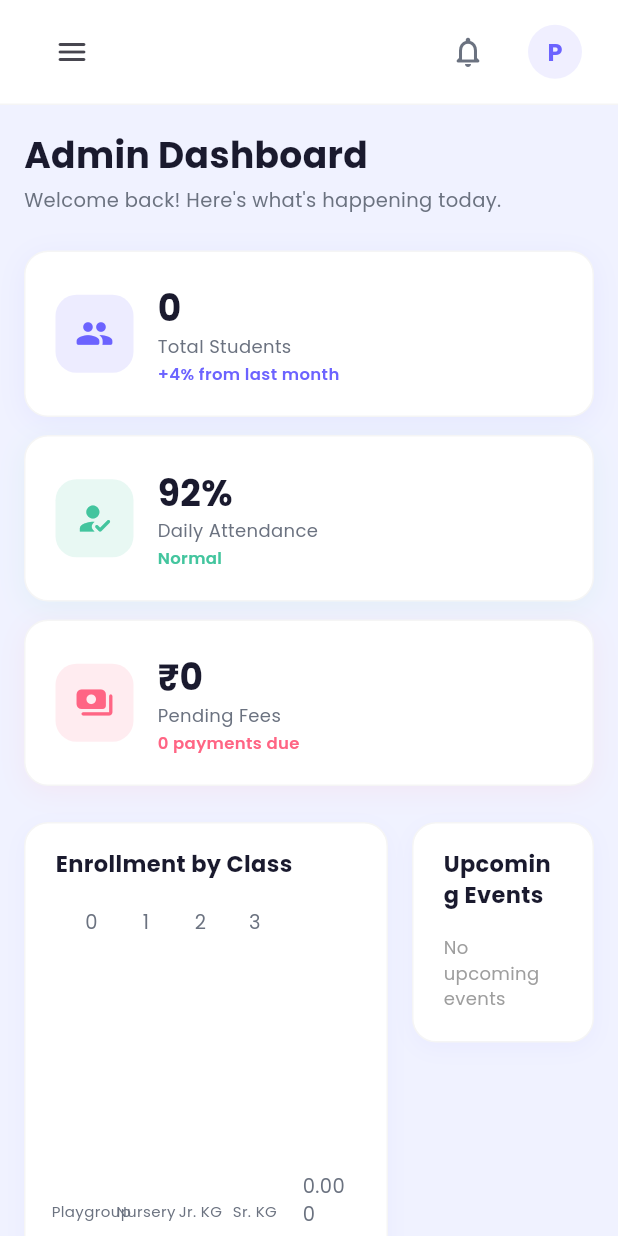
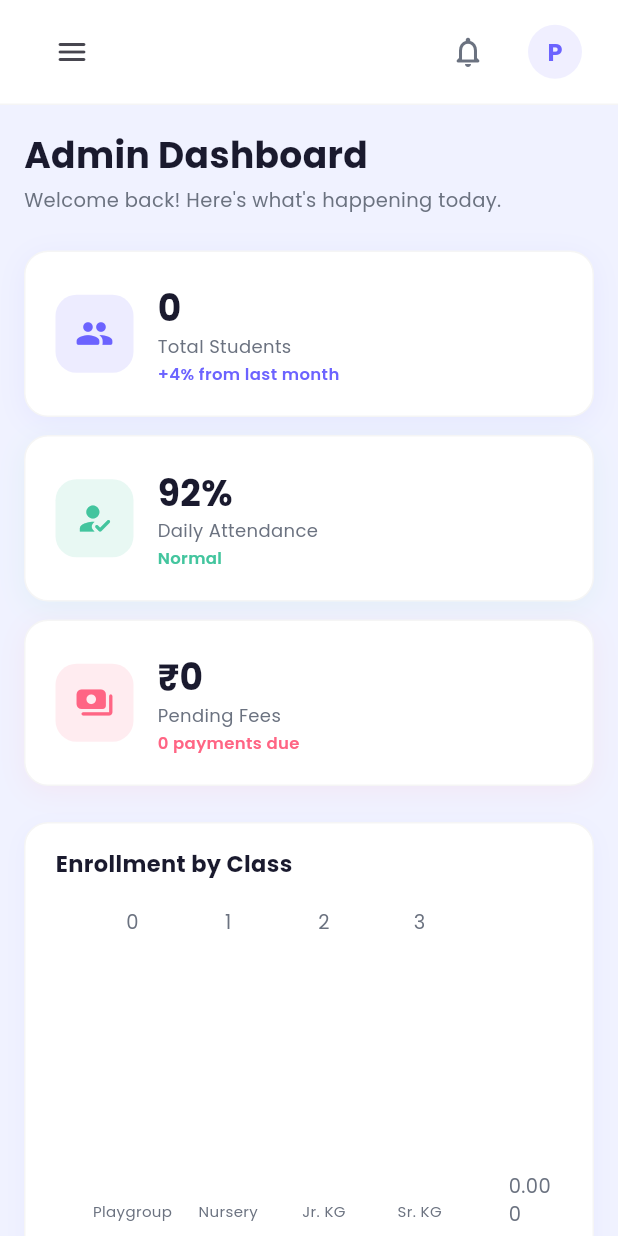
Before and after one commit to spjadhav123/HDPS, a Flutter app: the AdminDashboard screen opened by its route, on a phone screen of 412 x 824 dp. Run offline on Flutter 3.47's test engine with Material 3 defaults, Android fonts, the phone set to English and light mode, and no system bars; drawn by our look-alikes of fl_chart, flutter_animate; our stand-ins replace cloud_firestore, file_picker, firebase_auth, firebase_core, firebase_storage, flutter_riverpod and 5 more; missing offline and left inert: dart:js, excel, razorpay_flutter; accounts and stored records are empty; statements that could not run were skipped.

Commit message:
fix(admin_dashboard): fix mobile layout showing blank charts and wire up quick action links

```diff
--- a/lib/features/admin/admin_dashboard.dart
+++ b/lib/features/admin/admin_dashboard.dart
@@ -2,6 +2,7 @@
 import 'package:flutter/material.dart';
 import 'package:flutter_riverpod/flutter_riverpod.dart';
 import 'package:flutter_animate/flutter_animate.dart';
+import 'package:go_router/go_router.dart';
 import '../../core/theme/app_theme.dart';
 import '../../core/providers/student_provider.dart';
 // import '../../core/providers/attendance_provider.dart';
@@ -128,7 +129,7 @@
                     ],
                     const SizedBox(height: 24),
 
-                    if (isTablet) ...[
+                    if (isMobile || isTablet) ...[
                       AppCard(
                         title: 'Enrollment by Class',
                         child: SizedBox(
@@ -280,14 +281,14 @@
                 .fadeIn(duration: 350.ms, delay: 200.ms)
                 .slideX(begin: -0.05, curve: Curves.easeOut),
             const SizedBox(height: 12),
-            const Wrap(
+            Wrap(
               spacing: 12,
               runSpacing: 12,
               children: [
-                _QuickAction(icon: Icons.person_add_rounded, label: 'Add Student', color: Colors.blue, animDelay: 220),
-                _QuickAction(icon: Icons.campaign_rounded, label: 'Send Notice', color: Colors.orange, animDelay: 290),
-                _QuickAction(icon: Icons.receipt_long_rounded, label: 'Fee Receipt', color: Colors.green, animDelay: 360),
-                _QuickAction(icon: Icons.calendar_month_rounded, label: 'Academic Calendar', color: Colors.purple, animDelay: 430),
+                _QuickAction(icon: Icons.person_add_rounded, label: 'Add Student', color: Colors.blue, animDelay: 220, onTap: () => context.push('/admin/students')),
+                _QuickAction(icon: Icons.campaign_rounded, label: 'Send Notice', color: Colors.orange, animDelay: 290, onTap: () => context.push('/notifications')),
+                _QuickAction(icon: Icons.receipt_long_rounded, label: 'Fee Receipt', color: Colors.green, animDelay: 360, onTap: () => context.push('/admin/fees')),
+                _QuickAction(icon: Icons.calendar_month_rounded, label: 'Academic Calendar', color: Colors.purple, animDelay: 430, onTap: () => context.push('/events')),
               ],
             ),
           ],
@@ -302,11 +303,13 @@
   final String label;
   final Color color;
   final int animDelay;
+  final VoidCallback onTap;
 
   const _QuickAction({
     required this.icon,
     required this.label,
     required this.color,
+    required this.onTap,
     this.animDelay = 0,
   });
 
@@ -332,7 +335,7 @@
           elevation: _hovered ? 6 : 1,
           shadowColor: widget.color.withAlpha(64),
           child: InkWell(
-            onTap: () {},
+            onTap: widget.onTap,
             borderRadius: BorderRadius.circular(16),
             hoverColor: widget.color.withAlpha(15),
             splashColor: widget.color.withAlpha(30),
```
